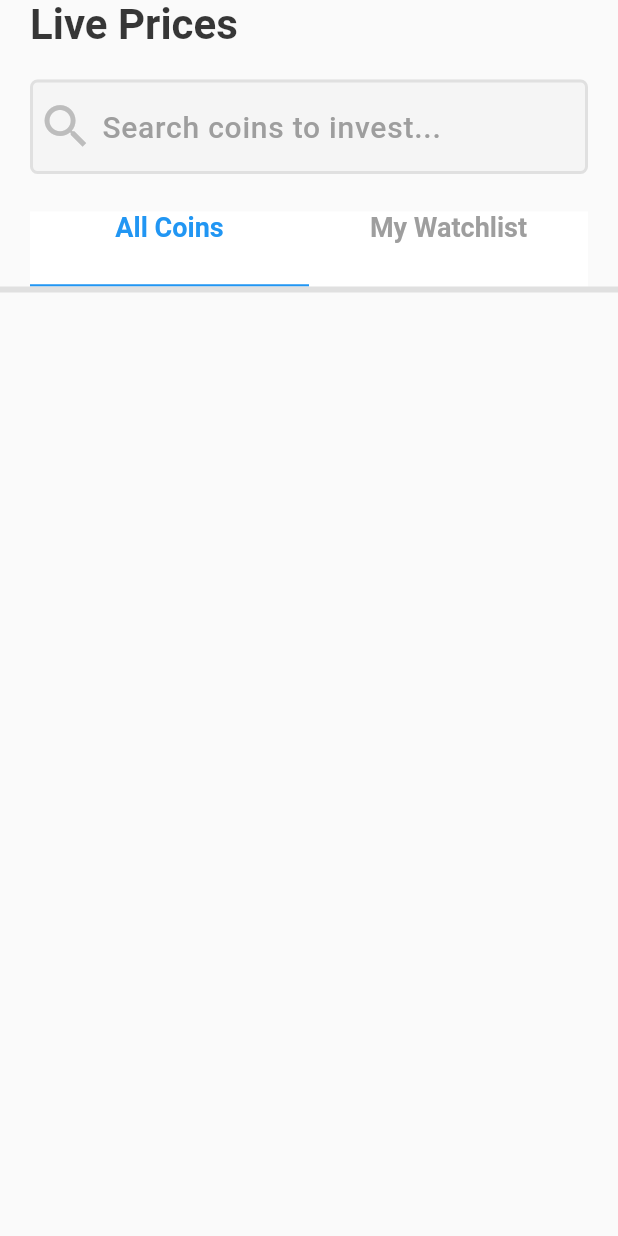
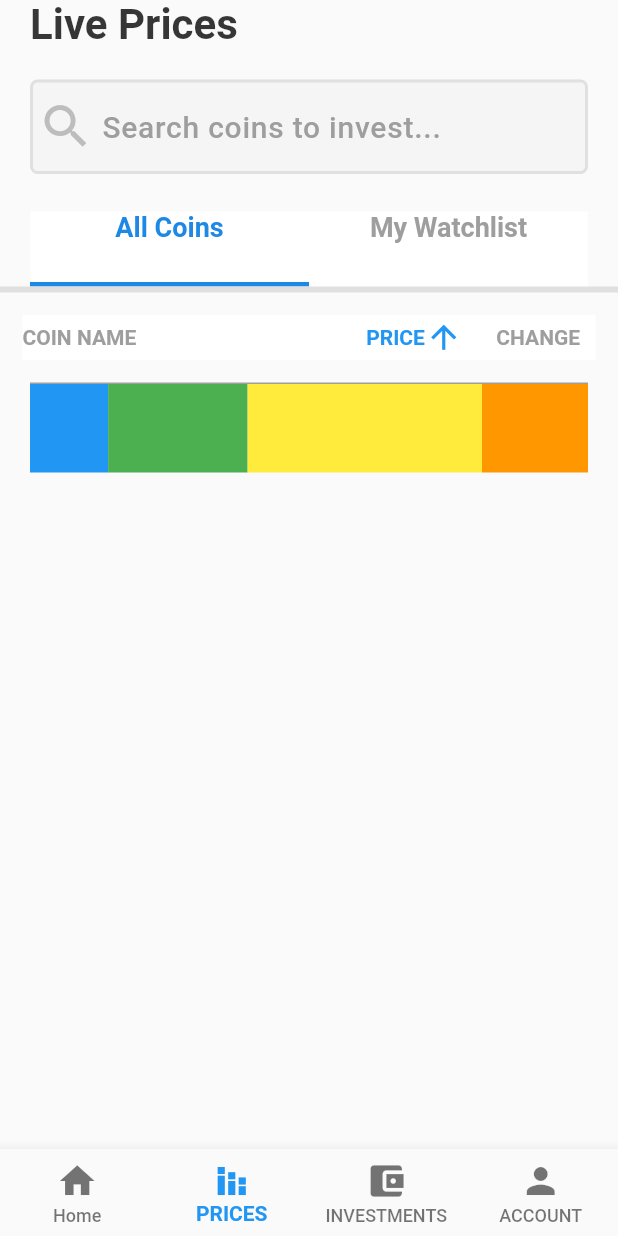
Before and after one commit to abhiuday2510/Crypto-App, a Flutter app: the screen it shows after launch, on a phone screen of 412 x 824 dp. Run offline on Flutter 3.47's test engine with Material 2 defaults, Android fonts, the phone set to English and light mode, and no system bars.

Commit message:
block outline

```diff
--- a/lib/constants.dart
+++ b/lib/constants.dart
@@ -13,10 +13,85 @@ Column kcoinNwatchlist(
           fontWeight: FontWeight.w600,
         ),
       ),
+      SizedBox(
+        height: 20,
+      ),
       Container(
         color: bottiomLineclr,
-        height: 1.5,
+        height: 3,
       )
     ],
   );
 }
+
+Column kBlock() {
+  return Column(
+    children: [
+      Container(
+        height: 1,
+        color: Colors.grey,
+      ),
+      Container(
+        child: Row(
+          children: [
+            Expanded(
+                flex: 14,
+                child: Container(
+                  height: 59,
+                  color: Colors.blue,
+                )),
+            Expanded(
+                flex: 25,
+                child: Container(
+                    height: 59,
+                    color: Colors.green,
+                    child: Column(children: [Text(''), Text('')]))),
+            Expanded(
+                flex: 42,
+                child: Container(
+                  height: 59,
+                  color: Colors.yellow,
+                )),
+            Expanded(
+                flex: 19,
+                child: Container(
+                  height: 59,
+                  color: Colors.orange,
+                )),
+          ],
+        ),
+      ),
+    ],
+  );
+}
+
+BottomNavigationBar kbottomBar() {
+  return BottomNavigationBar(
+    selectedLabelStyle: TextStyle(fontWeight: FontWeight.w600),
+    unselectedLabelStyle: TextStyle(fontWeight: FontWeight.w500),
+    unselectedFontSize: 12,
+    iconSize: 28,
+    type: BottomNavigationBarType.fixed,
+    currentIndex: 1, // this will be set when a new tab is tapped
+    items: [
+      BottomNavigationBarItem(
+        icon: Icon(
+          Icons.home,
+        ),
+        label: 'Home',
+      ),
+      BottomNavigationBarItem(
+        icon: Icon(Icons.stacked_bar_chart),
+        label: 'PRICES',
+      ),
+      BottomNavigationBarItem(
+        icon: Icon(Icons.account_balance_wallet),
+        label: 'INVESTMENTS',
+      ),
+      BottomNavigationBarItem(
+        icon: Icon(Icons.person),
+        label: 'ACCOUNT',
+      ),
+    ],
+  );
+}
--- a/lib/homePage.dart
+++ b/lib/homePage.dart
@@ -11,7 +11,8 @@ class LivePage extends StatefulWidget {
 class _LivePageState extends State<LivePage> {
   @override
   Widget build(BuildContext context) {
-    return SafeArea(
+    return Scaffold(
+      body: SafeArea(
         child: Column(
           //mainAxisAlignment: MainAxisAlignment.spaceEvenly,
           children: [
@@ -38,8 +39,8 @@ class _LivePageState extends State<LivePage> {
                     child: Container(
                       child: kcoinNwatchlist(
                           insideText: 'All Coins',
-                        textClr: Colors.blue,
-                        bottiomLineclr: Colors.blue),
+                          textClr: Colors.blue.shade600,
+                          bottiomLineclr: Colors.blue.shade600),
                       color: Colors.white,
                       height: 50,
                     ),
@@ -61,9 +62,70 @@ class _LivePageState extends State<LivePage> {
               color: Colors.grey.shade300,
               height: 4,
               width: double.infinity,
+            ),
+            Container(
+              padding: EdgeInsets.all(15),
+              child: Row(
+                children: [
+                  Expanded(
+                    flex: 3,
+                    child: Container(
+                      alignment: Alignment.centerLeft,
+                      child: Text(
+                        'COIN NAME',
+                        style: TextStyle(
+                            color: Colors.grey.shade500,
+                            fontWeight: FontWeight.w600),
+                      ),
+                      height: 30,
+                      color: Colors.white,
+                    ),
+                  ),
+                  Expanded(
+                    child: Container(
+                        height: 30,
+                        color: Colors.white,
+                        child: Row(
+                          children: [
+                            Text(
+                              'PRICE',
+                              style: TextStyle(
+                                  color: Colors.blue,
+                                  fontWeight: FontWeight.w600),
+                            ),
+                            Icon(
+                              Icons.arrow_upward,
+                              color: Colors.blue,
+                              size: 25,
                             )
                           ],
+                        )),
                   ),
+                  Expanded(
+                    child: Container(
+                      alignment: Alignment.center,
+                      child: Text(
+                        'CHANGE',
+                        style: TextStyle(
+                            color: Colors.grey.shade500,
+                            fontWeight: FontWeight.w600),
+                      ),
+                      height: 30,
+                      color: Colors.white,
+                    ),
+                  ),
+                ],
+              ),
+            ),
+            Container(
+              height: 60,
+              padding: EdgeInsets.fromLTRB(20, 0, 20, 0),
+              child: kBlock(),
+            ),
+          ],
+        ),
+      ),
+      bottomNavigationBar: kbottomBar(),
     );
   }
 }
--- a/lib/main.dart
+++ b/lib/main.dart
@@ -10,9 +10,7 @@ class MyApp extends StatelessWidget {
   @override
   Widget build(BuildContext context) {
     return MaterialApp(
-      home: Scaffold(
-        body: LivePage(),
-      ),
+      home: LivePage(),
     );
   }
 }
```
Lines whose indentation alone changed are shown as unchanged.
